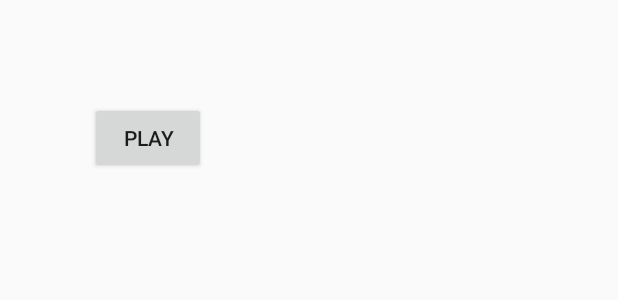
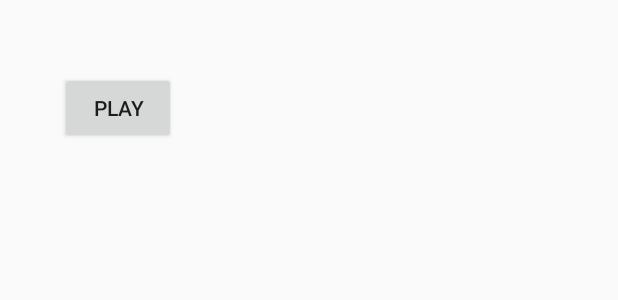
Before and after one commit to DenisEvdokumov/MVideoPlayer, an Android app: the layout row_video.xml on its own in the app's theme, with its tools: preview values and no code run, on a phone screen of 412 x 824 dp. Shown: the top 300 px of the screen. Run offline under Robolectric (Android 15) with nearby library versions, the phone set to English and light mode, and no system bars.

```diff
--- a/app/src/main/res/layout/row_video.xml
+++ b/app/src/main/res/layout/row_video.xml
@@ -10,7 +10,7 @@
         android:layout_width="match_parent"
         android:layout_height="wrap_content"
         android:orientation="horizontal"
-        android:padding="60dp"
+        android:padding="40dp"
         >
 
 
```
Also changed, not shown: app/src/main/java/com/example/videoplayer/ListVideoActivity.java (+6 -1 lines), app/src/main/java/com/example/videoplayer/VideoPlayerActivity.java (+7 -1 lines).
